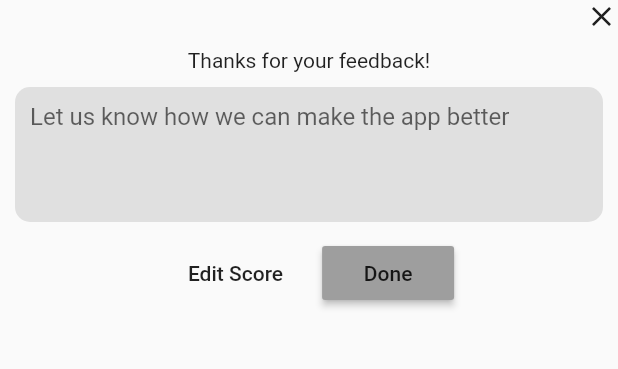
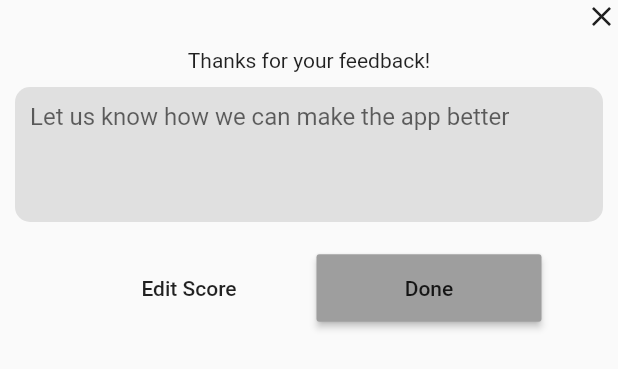
Before and after one commit to Applitom/flutter_net_promoter_score, a Flutter app: the NpsFeedbackWidget widget shown alone on an empty page, opened directly with empty values, on a phone screen of 412 x 824 dp. Shown: the top 369 px of the screen. Run offline on Flutter 3.47's test engine with Material 2 defaults, Android fonts, the phone set to English and light mode, and no system bars; statements that could not run were skipped.

Commit message:
feedback widget UI tweaks

```diff
--- a/lib/widgets/nps_feedback_widget.dart
+++ b/lib/widgets/nps_feedback_widget.dart
@@ -143,7 +143,7 @@ class NpsFeedbackWidgetState extends State<NpsFeedbackWidget> {
             ),
             feedbackTextField,
             SizedBox(
-              height: 10,
+              height: 20,
             ),
             Row(
               crossAxisAlignment: CrossAxisAlignment.center,
@@ -154,6 +154,8 @@ class NpsFeedbackWidgetState extends State<NpsFeedbackWidget> {
                     this.widget.onEditScoreButtonPressed();
                   },
                   child: Text(this.widget.texts.editScoreButtonText),
+                  minWidth: 150,
+                  height: 45,
                 ),
                 SizedBox(
                   width: 10,
@@ -164,6 +166,8 @@ class NpsFeedbackWidgetState extends State<NpsFeedbackWidget> {
                   },
                   child: Text(this.widget.texts.submitButtonText),
                   color: Colors.grey,
+                  minWidth: 150,
+                  height: 45,
                 ),
               ],
             )
```
